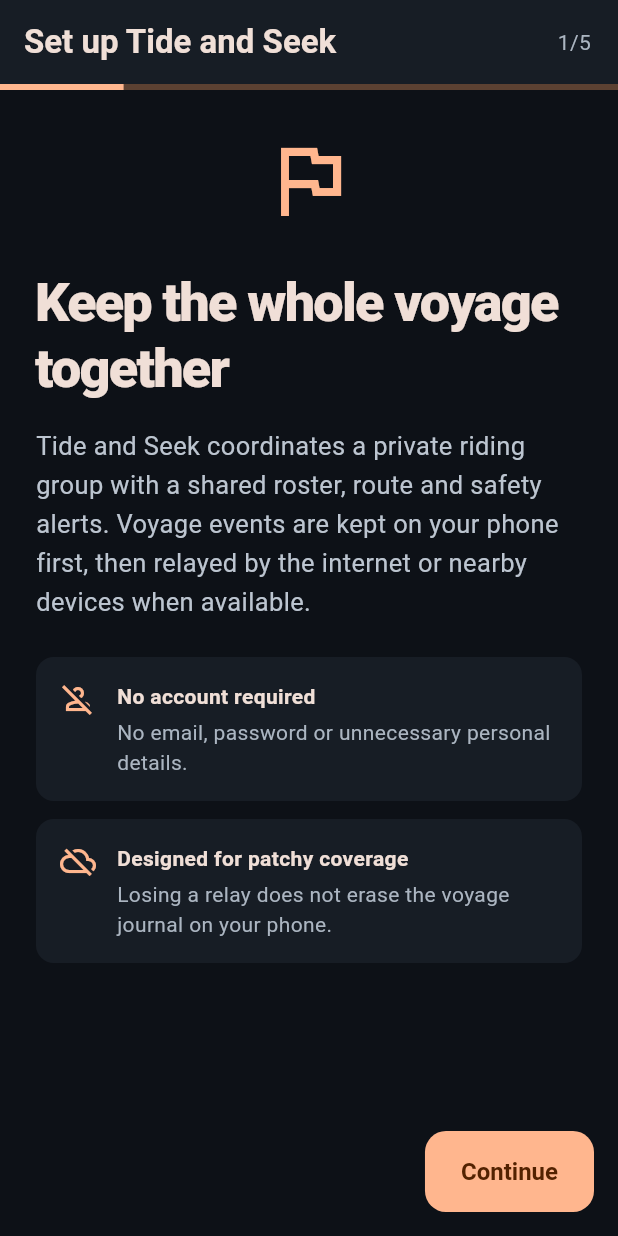
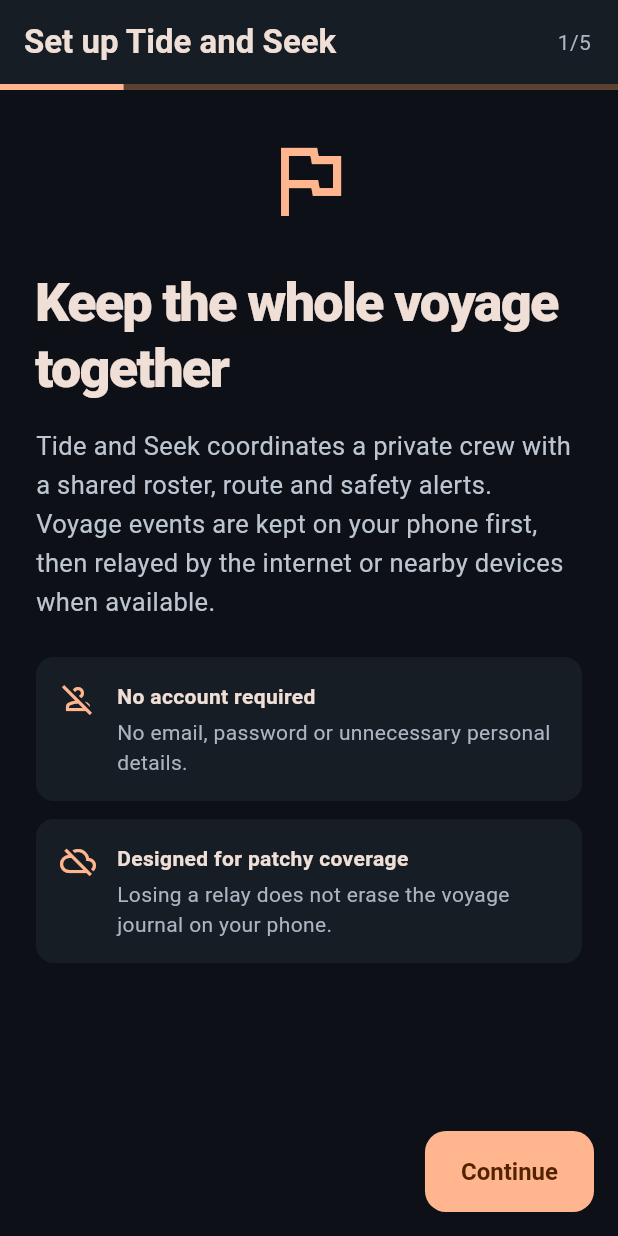
Before and after one commit to osholt/knot-alone, a Flutter app: the screen it shows after launch, on a phone screen of 412 x 824 dp. Run offline on Flutter 3.47's test engine with Material 3 defaults, Android fonts, the phone set to English and light mode, and no system bars; our stand-ins replace audioplayers, flutter_map, flutter_secure_storage, flutter_tts, geolocator, latlong2 and 5 more; missing offline and left inert: file_selector, maplibre_gl, mobile_scanner, sherpa_onnx, vector_map_tiles; accounts and stored records are empty.

Commit message:
feat: sailing copy, and retire the junction-handling voyage mode
Walking the app in the simulator surfaced copy the identifier rename could
not reach, because it lives in prose rather than in names: "coordinates a
private riding group", "Who is riding?", "virtual bikes", "recent riding
speed", "connected bike devices", "every road the bike actually rode".

VoyageCoordinationMode offered a choice between second-bike drop-off and
keep-together, which selected junction-marker behaviour that no longer
exists - so the primary create-voyage sheet asked the user to choose how the
group would "handle junctions" and neither answer changed anything. It is now
solo or crew, and the radio group is gone.

`secondBikeDropOff` stays as a deprecated enum value: it is the persisted
name in every voyage recorded so far, and `fromName` still has to decode it
rather than throw. It behaves as `crew`.

Verified: flutter analyze clean, dart format clean, 1471 tests pass, and the
onboarding-to-voyage flow walked end to end on the simulator.

Co-Authored-By: Claude Opus 5 <noreply@anthropic.com>

```diff
--- a/apps/mobile/lib/controllers/voyage_controller.dart
+++ b/apps/mobile/lib/controllers/voyage_controller.dart
@@ -678,8 +678,7 @@ class VoyageController extends ChangeNotifier {
     MotorcycleIconStyle motorcycleStyle = motorcycleIconStyleDefault,
     SailorSymbol sailorSymbol = sailorSymbolDefault,
     SailorColor sailorColor = sailorColorDefault,
-    VoyageCoordinationMode coordinationMode =
-        VoyageCoordinationMode.secondBikeDropOff,
+    VoyageCoordinationMode coordinationMode = VoyageCoordinationMode.crew,
     String? voyageName,
   }) async {
     await _run(() async {
@@ -1529,8 +1528,7 @@ class VoyageController extends ChangeNotifier {
     MotorcycleIconStyle motorcycleStyle = motorcycleIconStyleDefault,
     SailorSymbol sailorSymbol = sailorSymbolDefault,
     SailorColor sailorColor = sailorColorDefault,
-    VoyageCoordinationMode coordinationMode =
-        VoyageCoordinationMode.secondBikeDropOff,
+    VoyageCoordinationMode coordinationMode = VoyageCoordinationMode.crew,
     String? voyageName,
   }) async {
     // The home screen deliberately remains available while an ended voyage is
--- a/apps/mobile/lib/domain/voyage_coordination_mode.dart
+++ b/apps/mobile/lib/domain/voyage_coordination_mode.dart
@@ -1,44 +1,45 @@
-/// How a voyage uses Tide and Seek's group-coordination features.
+/// How a voyage uses Tide and Seek's crew-coordination features.
 enum VoyageCoordinationMode {
-  /// One sailor, with route recording and navigation but no join code or group
+  /// One sailor, with route recording and navigation but no join code or crew
   /// controls.
   solo,
 
-  /// The classic second-bike drop-off system: junction marker prompts, marker
-  /// passes and Tide and Seek statistics are enabled.
-  secondBikeDropOff,
+  /// The crew share one voyage: roster, positions and quick messages.
+  crew,
 
-  /// Sailors stay together as one group, without junction drop-off prompts.
+  /// Recorded by builds that offered the junction drop-off system.
   ///
-  /// "Keep-together" describes the coordination policy without suggesting
-  /// sailors should follow at an unsafe close distance.
-  keepTogether;
+  /// The road surfaces it selected are gone, so nothing offers it now and it
+  /// behaves exactly as [crew]. Kept so a voyage stored by an earlier build
+  /// still decodes instead of failing to load.
+  @Deprecated('Junction drop-offs were removed with the road surfaces.')
+  secondBikeDropOff;
 
   bool get isGroup => this != VoyageCoordinationMode.solo;
 
-  bool get usesSecondBikeDropOff =>
-      this == VoyageCoordinationMode.secondBikeDropOff;
-
   String get label => switch (this) {
     VoyageCoordinationMode.solo => 'Solo voyage',
-    VoyageCoordinationMode.secondBikeDropOff => 'Second-bike drop-off',
-    VoyageCoordinationMode.keepTogether => 'Keep-together group',
+    VoyageCoordinationMode.crew => 'Crew voyage',
+    // ignore: deprecated_member_use_from_same_package
+    VoyageCoordinationMode.secondBikeDropOff => 'Crew voyage',
   };
 
   String get description => switch (this) {
     VoyageCoordinationMode.solo =>
-      'Navigation and voyage recording for just you. No join code or group '
+      'Navigation and voyage recording for just you. No join code or crew '
           'controls; you can still share a private watcher link.',
+    VoyageCoordinationMode.crew =>
+      'Share a six-digit code so the crew see one roster, one route and each '
+          "other's positions.",
+    // ignore: deprecated_member_use_from_same_package
     VoyageCoordinationMode.secondBikeDropOff =>
-      'Use junction drop-offs, marker prompts and Tide and Seek tracking.',
-    VoyageCoordinationMode.keepTogether =>
-      'Voyage as one group without junction drop-offs or marker prompts.',
+      'Share a six-digit code so the crew see one roster, one route and each '
+          "other's positions.",
   };
 
   static VoyageCoordinationMode fromName(String? name) =>
       VoyageCoordinationMode.values.firstWhere(
         (mode) => mode.name == name,
-        // Every voyage created before this choice existed used this system.
-        orElse: () => VoyageCoordinationMode.secondBikeDropOff,
+        orElse: () => VoyageCoordinationMode.crew,
       );
 }
--- a/apps/mobile/lib/domain/voyage_session.dart
+++ b/apps/mobile/lib/domain/voyage_session.dart
@@ -25,7 +25,7 @@ class VoyageSession {
     this.motorcycleStyle = motorcycleIconStyleDefault,
     this.sailorSymbol = sailorSymbolDefault,
     this.sailorColor = sailorColorDefault,
-    this.coordinationMode = VoyageCoordinationMode.secondBikeDropOff,
+    this.coordinationMode = VoyageCoordinationMode.crew,
     this.voyageName,
   }) : assert(
          !isSimulation ||
--- a/apps/mobile/lib/features/home/home_destination_search.dart
+++ b/apps/mobile/lib/features/home/home_destination_search.dart
@@ -55,7 +55,7 @@ enum VoyageStartChoice {
   /// sensible defaults now, adjustable later, rather than four questions first.
   VoyageCoordinationMode get coordinationMode => switch (this) {
     VoyageStartChoice.solo => VoyageCoordinationMode.solo,
-    VoyageStartChoice.group => VoyageCoordinationMode.secondBikeDropOff,
+    VoyageStartChoice.group => VoyageCoordinationMode.crew,
   };
 
   String get label => switch (this) {
--- a/apps/mobile/lib/features/map/navigation_export_sheet.dart
+++ b/apps/mobile/lib/features/map/navigation_export_sheet.dart
@@ -53,7 +53,7 @@ class NavigationExportSheet extends StatelessWidget {
             const SizedBox(height: 5),
             const Text(
               'Direct links cannot transfer an exact GPX route. Use GPX sharing '
-              'for motorcycle navigation apps and connected bike devices.',
+              'for chartplotters and other navigation apps.',
               style: TextStyle(color: Color(0xFF98A3B1)),
             ),
             const SizedBox(height: 18),
--- a/apps/mobile/lib/features/map/stored_route_picker.dart
+++ b/apps/mobile/lib/features/map/stored_route_picker.dart
@@ -330,7 +330,7 @@ class _StoredRouteOptionsSheetState extends State<StoredRouteOptionsSheet> {
               Text(
                 _variant == StoredRouteVariant.tidied
                     ? 'Tidied: a recording, not a planned route. Stops and GPS '
-                          'wander are removed. Every road the bike actually '
+                          'wander are removed. Every leg the boat actually '
                           'took is kept, including any wrong turns and car '
                           'park loops.'
                     : 'Raw track: every fix exactly as recorded, including '
--- a/apps/mobile/lib/features/onboarding/onboarding_screen.dart
+++ b/apps/mobile/lib/features/onboarding/onboarding_screen.dart
@@ -112,7 +112,7 @@ class _OnboardingScreenState extends State<OnboardingScreen> {
       ),
       const SizedBox(height: 16),
       const Text(
-        'Tide and Seek coordinates a private riding group with a shared '
+        'Tide and Seek coordinates a private crew with a shared '
         'roster, route and safety alerts. Voyage events are kept on your phone '
         'first, then relayed by the internet or nearby devices when available.',
         style: TextStyle(color: Color(0xFFBCC5D0), height: 1.5, fontSize: 17),
--- a/apps/mobile/lib/features/settings/unit_settings_sheet.dart
+++ b/apps/mobile/lib/features/settings/unit_settings_sheet.dart
@@ -265,7 +265,7 @@ class UnitSettingsSheet extends StatelessWidget {
               subtitle: const Text(
                 'Shows the current time, total distance and estimated time '
                 'remaining, plus the next named stop and its ETA. Estimates '
-                'use your recent riding speed and stay blank until you move.',
+                'use your recent speed over ground and stay blank until you move.',
               ),
             ),
           ],
--- a/apps/mobile/lib/features/simulation/voyage_simulation_screen.dart
+++ b/apps/mobile/lib/features/simulation/voyage_simulation_screen.dart
@@ -151,7 +151,7 @@ class _SimulationControls extends StatelessWidget {
             ),
             const SizedBox(height: 10),
             Text(
-              '${controller.sailorCount} virtual bikes use the real navigation, '
+              '${controller.sailorCount} virtual boats use the real navigation, '
               'TEC and off-course logic. Device GPS, internet relay and nearby '
               'radios are off.',
               style: const TextStyle(color: Color(0xFFADB7C4), height: 1.35),
--- a/apps/mobile/lib/features/voyage/active_voyage_shell.dart
+++ b/apps/mobile/lib/features/voyage/active_voyage_shell.dart
@@ -3045,8 +3045,6 @@ class _ActiveVoyageShellState extends State<ActiveVoyageShell>
       voyagePaused: widget.voyageController.voyagePaused,
       voyageHasNoSkipper: widget.voyageController.voyageHasNoSkipper,
       voyageStarted: widget.voyageController.voyageStarted,
-      markerFeaturesEnabled:
-          widget.voyageController.coordinationMode.usesSecondBikeDropOff,
       onLeaveVoyage: _confirmLeaveVoyageFromMap,
       onRouteCommitted: _onRouteChanged,
       onNavigationGuidanceChanged: _onNavigationGuidanceChanged,
```
Also changed, not shown: apps/mobile/lib/features/home/home_screen.dart (+3 -31 lines), 4 other files.
